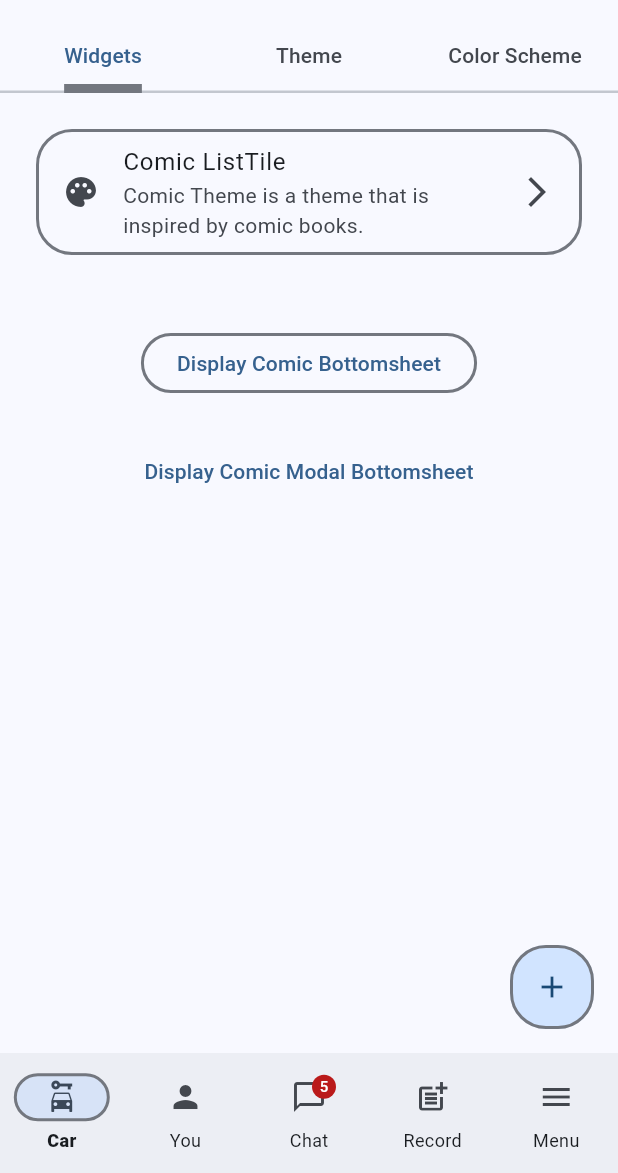
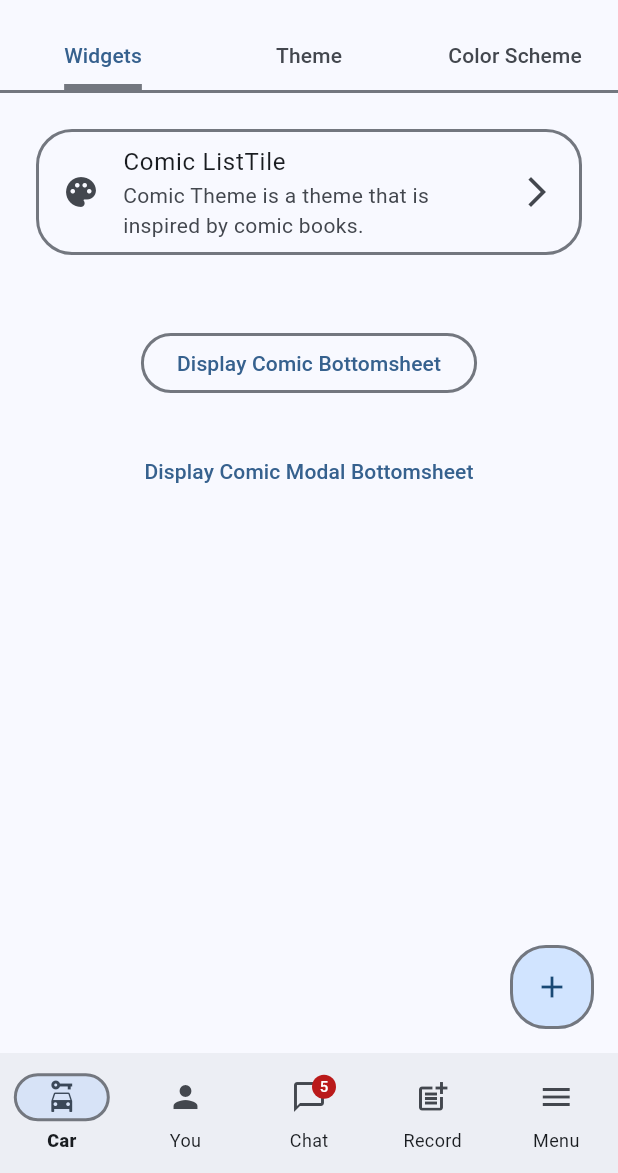
Before and after one commit to thruthesky/easy_design_system_backup_2024_09_24, a Flutter app: the screen it shows after launch, after a tap on "Comic Theme Demo", on a phone screen of 412 x 824 dp, the part 63-1236 px from its top. Run offline on Flutter 3.47's test engine with Material 3 defaults, Android fonts, the phone set to English and light mode, and no system bars; our stand-ins replace cached_network_image, rxdart, smooth_page_indicator; missing offline and left inert: loop_page_view.

Commit message:
commited work on APp Bar

```diff
--- a/example/lib/main.dart
+++ b/example/lib/main.dart
@@ -1,4 +1,5 @@
 import 'package:example/screens/alert_dialog/alert_dialog.screen.dart';
+import 'package:example/screens/app_bar/app_bar.screen.dart';
 import 'package:example/screens/badge/badge.screen.dart';
 import 'package:example/screens/bottom_app_bar/bottom_app_bar.screen.dart';
 import 'package:example/screens/bottom_sheet/bottom_sheet.screen.dart';
@@ -86,7 +87,8 @@ class _MyHomePageState extends State<MyHomePage> {
           pushScreen('Card', const CardScreen()),
           pushScreen('Divider', const DividerScreen()),
           pushScreen('ListTile', const ListTileScreen()),
-          ElevatedButton(onPressed: () {}, child: const Text("AppBar")),
+          // ElevatedButton(onPressed: () {}, child: const Text("AppBar")),
+          pushScreen("AppBar", const AppBarScreen()),
           pushScreen('BottomAppBar', const BottomAppBarScreen()),
           // ElevatedButton(onPressed: () {}, child: const Text("NavigationBar")),
           pushScreen('NavigationBar', const NavigationBarScreen()),
--- a/example/lib/screens/demo/sleek.screen.demo.dart
+++ b/example/lib/screens/demo/sleek.screen.demo.dart
@@ -160,7 +160,7 @@ class SleekBottomSheetDemo extends StatelessWidget {
 
   @override
   Widget build(BuildContext context) {
-    return OutlinedButton(
+    return TextButton(
       onPressed: () => showBottomSheet(
         context: context,
         builder: (context) => Theme(
@@ -170,7 +170,7 @@ class SleekBottomSheetDemo extends StatelessWidget {
             builder: (context) => SizedBox(
               height: 200,
               child: Center(
-                child: OutlinedButton(
+                child: TextButton(
                   onPressed: () {
                     Navigator.pop(context);
                   },
--- a/lib/src/themes/comic/comic.theme.dart
+++ b/lib/src/themes/comic/comic.theme.dart
@@ -60,42 +60,42 @@ class ComicThemeData {
   ///
   /// [of] is a method that returns a [ThemeData] object with the color scheme
   static ThemeData of(BuildContext context) {
-    // final theme = Theme.of(context);
-    final theme = Theme.of(context).copyWith(
+    final theme = Theme.of(context);
+    // final theme = Theme.of(context).copyWith(
     // colorScheme: ColorScheme.fromSeed(
     //   seedColor: const Color(0xFF6750A4),
     //   brightness: Brightness.dark,
     //   error: const Color(0xFFB00020),
     // ),
-      textTheme: Theme.of(context).textTheme.copyWith(
-            labelSmall: const TextStyle(
-              fontWeight: FontWeight.w400,
-              color: Colors.pink,
-            ),
-            labelMedium: const TextStyle(
-              fontWeight: FontWeight.w400,
-              color: Colors.pink,
-            ),
-            labelLarge: const TextStyle(
-              fontWeight: FontWeight.w400,
-              color: Colors.pink,
-            ),
-            bodyLarge: const TextStyle(
-              fontWeight: FontWeight.w400,
-              color: Colors.pink,
-            ),
-            bodyMedium: const TextStyle(
-              fontWeight: FontWeight.w400,
-              color: Colors.pink,
-            ),
-            bodySmall: const TextStyle(
-              fontWeight: FontWeight.w400,
-              color: Colors.pink,
-            ),
-          ),
-    );
+    // textTheme: Theme.of(context).textTheme.copyWith(
+    //       labelSmall: const TextStyle(
+    //         fontWeight: FontWeight.w400,
+    //         color: Colors.pink,
+    //       ),
+    //       labelMedium: const TextStyle(
+    //         fontWeight: FontWeight.w400,
+    //         color: Colors.pink,
+    //       ),
+    //       labelLarge: const TextStyle(
+    //         fontWeight: FontWeight.w400,
+    //         color: Colors.pink,
+    //       ),
+    //       bodyLarge: const TextStyle(
+    //         fontWeight: FontWeight.w400,
+    //         color: Colors.pink,
+    //       ),
+    //       bodyMedium: const TextStyle(
+    //         fontWeight: FontWeight.w400,
+    //         color: Colors.pink,
+    //       ),
+    //       bodySmall: const TextStyle(
+    //         fontWeight: FontWeight.w400,
+    //         color: Colors.pink,
+    //       ),
+    //     ),
+    // );
     return ThemeData(
-      // appBarTheme: AppBarTheme(
+      appBarTheme: AppBarTheme(
         //   iconTheme: theme.iconTheme.copyWith(
         //     color: theme.colorScheme.onSurface,
         //   ),
@@ -105,7 +105,13 @@ class ComicThemeData {
         //   titleTextStyle: theme.textTheme.headlineMedium?.copyWith(
         //     color: theme.colorScheme.onSurface,
         //   ),
-      // ),
+        shape: Border(
+          bottom: BorderSide(
+            width: borderThickness,
+            color: theme.colorScheme.outline,
+          ),
+        ),
+      ),
 
       // actionIconTheme: ActionIconThemeData(
       //   backButtonIconBuilder: (context) =>
```
Also changed, not shown: example/lib/screens/app_bar/app_bar.screen.dart (+42 -2 lines), docs/images/comic.app_bar.jpg (added), example/pubspec.lock, 1 other file. Lines whose indentation alone changed are shown as unchanged.
